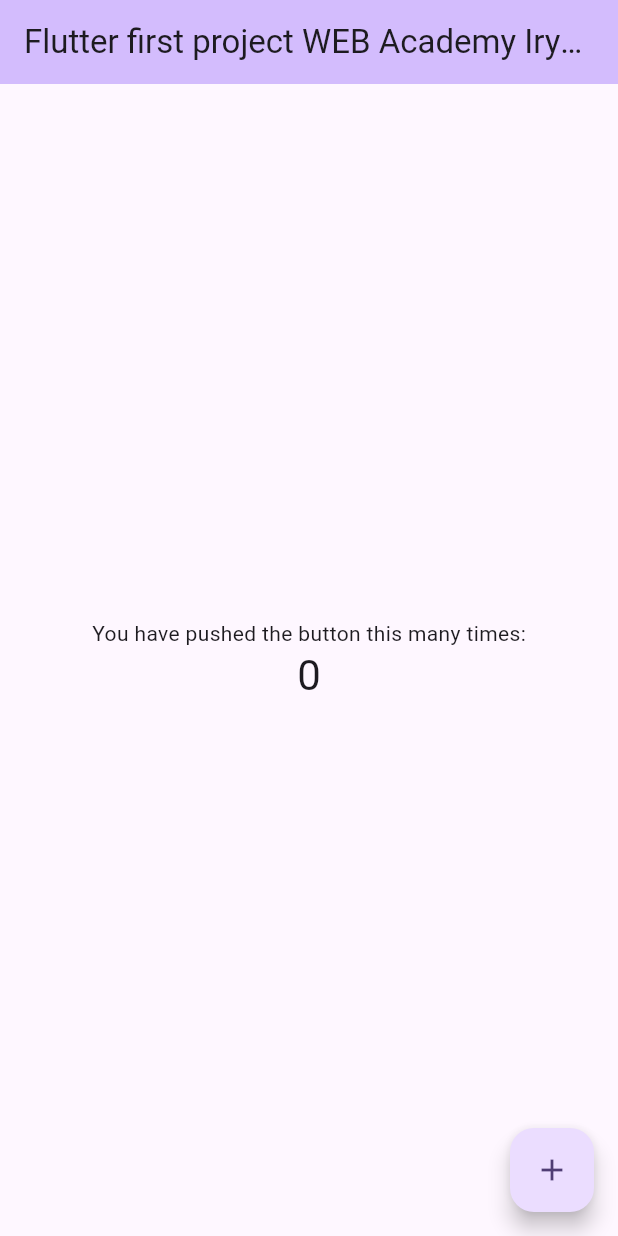
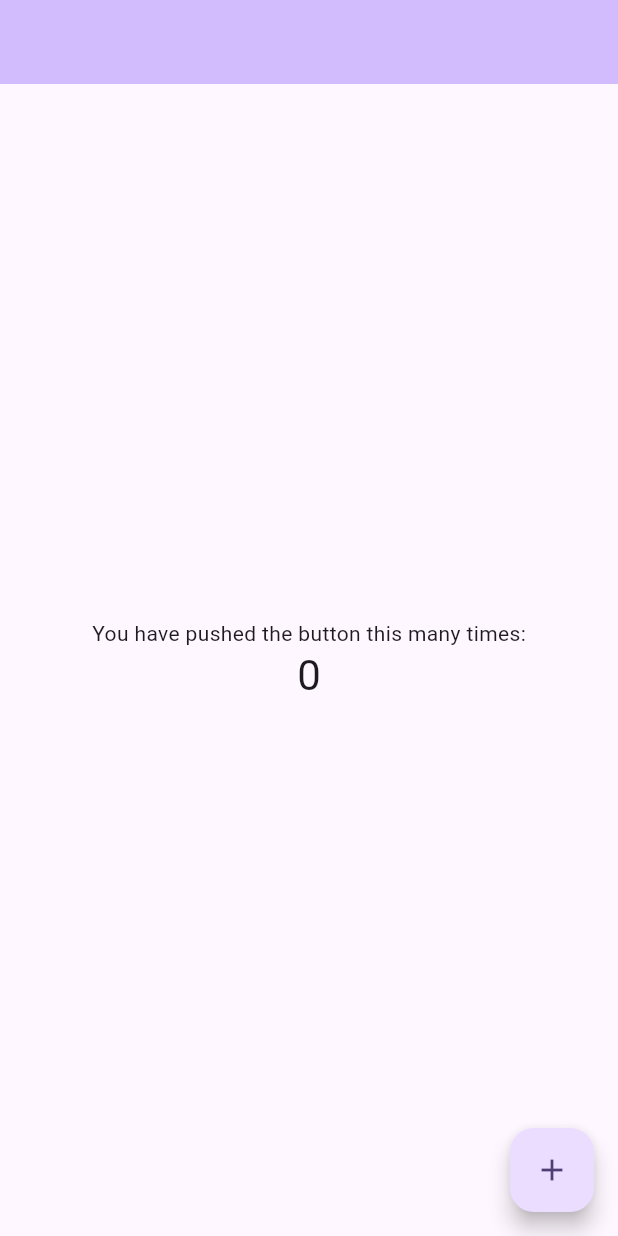
Before and after one commit to irynasukhatska/First-project, a Flutter app: the screen it shows after launch, on a phone screen of 412 x 824 dp. Run offline on Flutter 3.47's test engine with Material 3 defaults, Android fonts, the phone set to English and light mode, and no system bars.

Commit message:
Оновлено заголовок у MyHomePage

```diff
--- a/lib/main.dart
+++ b/lib/main.dart
@@ -31,7 +31,7 @@ class MyApp extends StatelessWidget {
         colorScheme: ColorScheme.fromSeed(seedColor: Colors.deepPurple),
         useMaterial3: true,
       ),
-      home: const MyHomePage(title: 'Flutter first project WEB Academy Iryna Sukhatska"'),
+      home: const MyHomePage(title: ''),
     );
   }
 }
```
